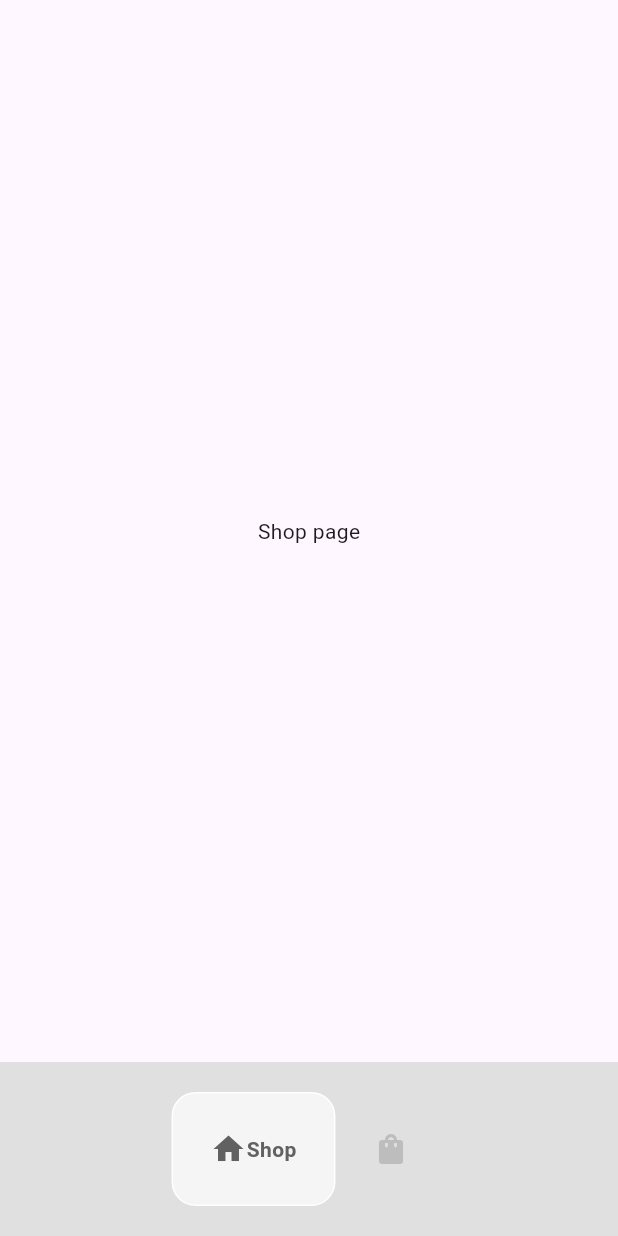
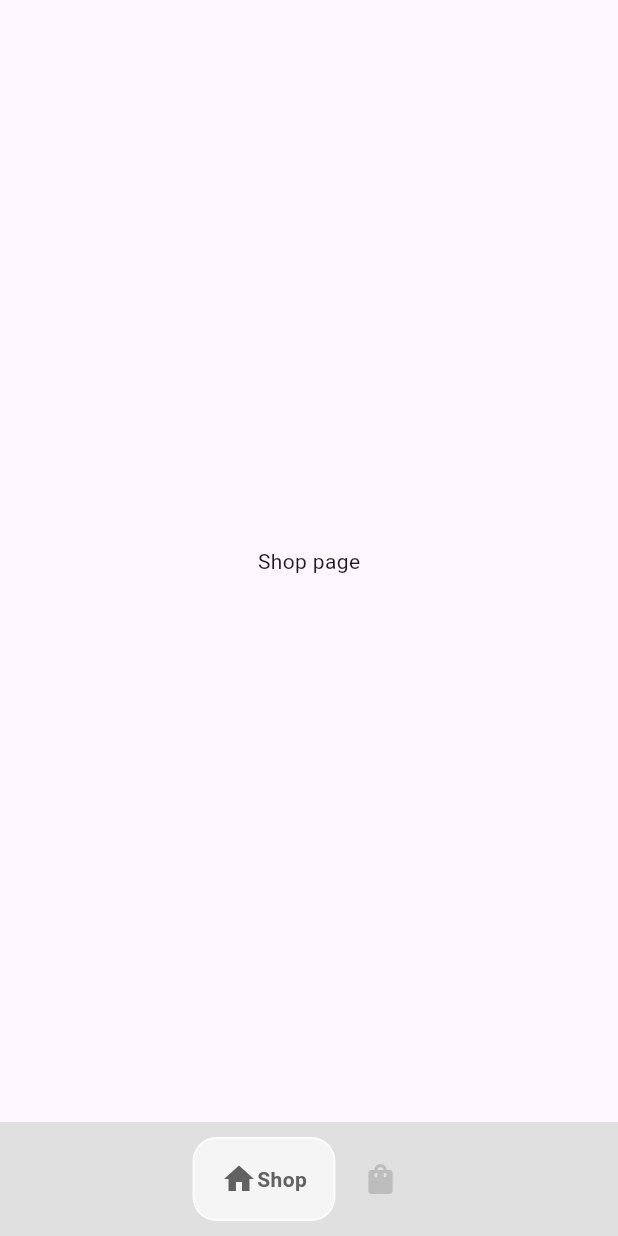
Before and after one commit to Drabsenior/ecommerce_clutter, a Flutter app: the HomePage screen opened directly, on a phone screen of 412 x 824 dp. Run offline on Flutter 3.47's test engine with Material 3 defaults, Android fonts, the phone set to English and light mode, and no system bars; drawn by our look-alikes of google_nav_bar.

Commit message:
edit paddig size bottom nav

```diff
--- a/lib/components/bottom_nav_bar.dart
+++ b/lib/components/bottom_nav_bar.dart
@@ -9,7 +9,7 @@ class BottomNavbar extends StatelessWidget {
   @override
   Widget build(BuildContext context) {
     return Container(
-      padding: EdgeInsets.symmetric(vertical: 20),
+      padding: EdgeInsets.symmetric(vertical: 10),
       child: GNav(
         color: Colors.grey[400],
         activeColor: Colors.grey.shade700,
@@ -21,11 +21,14 @@ class BottomNavbar extends StatelessWidget {
         tabs: const [
           GButton(
             icon: Icons.home,
-            text:"Shop"
+            text:"Shop",
+            padding: EdgeInsets.symmetric(vertical: 15,horizontal: 18),
           ),
           GButton(
             icon: Icons.shopping_bag_rounded,
             text: 'Cart',
+            padding: EdgeInsets.symmetric(vertical: 15,horizontal: 18),
+
           )
         ],
       ),
```
